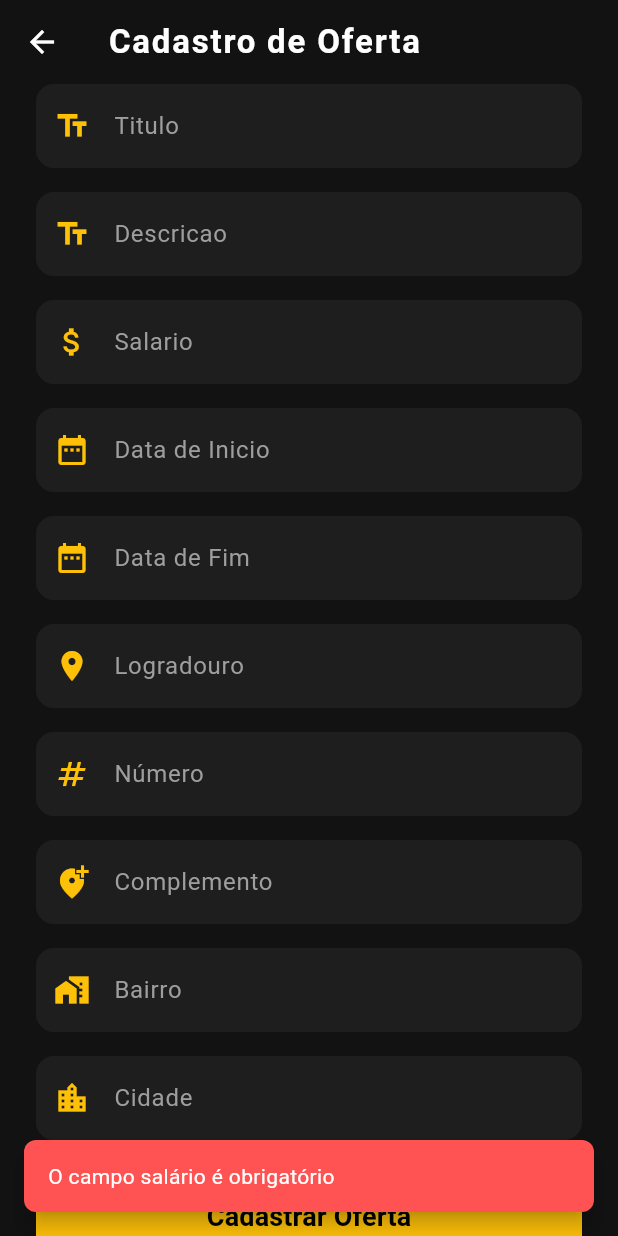
After one commit to G4BR13L-R/WorkMatchApp, a Flutter app: the OfertaContratante screen opened directly, after a tap on "Cadastrar Oferta", on a phone screen of 412 x 824 dp. The commit adds this screen. Run offline on Flutter 3.47's test engine with Material 3 defaults, Android fonts, the phone set to English and light mode, and no system bars; drawn by our look-alikes of flutter_typeahead; our stand-ins replace flutter_dotenv, flutter_secure_storage, mask_text_input_formatter; accounts and stored records are empty; network calls fail.

Commit message:
Criado tela de cadastro de ofertas

```diff
--- /dev/null
+++ b/lib/core/controllers/contratante_oferta_controller.dart
@@ -0,0 +1,90 @@
+import 'package:work_match_app/core/models/oferta_model.dart';
+import 'package:work_match_app/core/services/oferta_service.dart';
+
+class ContratanteOfertaController {
+  final OfertaService ofertaRepository = OfertaService();
+
+  Future<OfertaModel> register(
+    String titulo,
+    String descricao,
+    double salario,
+    String dataInicio,
+    String dataFim,
+    String logradouro,
+    String numero,
+    String complemento,
+    String bairro,
+    int cidadeID,
+  ) {
+    if (titulo.isEmpty) throw Exception("O campo titulo é obrigatório");
+    if (descricao.isEmpty) throw Exception("o campo descrição é obrigatório");
+    if (dataInicio.isEmpty) throw Exception("o campo data de início é obrigatório");
+    if (dataInicio.length < 10) throw Exception("o campo data de início é inválido");
+    if (dataFim.isEmpty) throw Exception("o campo data de fim é obrigatório");
+    if (dataFim.length < 10) throw Exception("o campo data de fim é inválido");
+    if (logradouro.isEmpty) throw Exception("o campo logradouro é obrigatório");
+    if (numero.isEmpty) throw Exception("o campo número é obrigatório");
+    if (bairro.isEmpty) throw Exception("o campo bairro é obrigatório");
+
+    dataInicio = dataInicio.split('/').reversed.join('-');
+    dataFim = dataFim.split('/').reversed.join('-');
+
+    return ofertaRepository.store(
+      titulo,
+      descricao,
+      salario,
+      dataInicio,
+      dataFim,
+      logradouro,
+      numero,
+      complemento,
+      bairro,
+      cidadeID,
+    );
+  }
+
+  Future<bool> update(
+    int id,
+    String titulo,
+    String descricao,
+    double salario,
+    String dataInicio,
+    String dataFim,
+    String logradouro,
+    String numero,
+    String complemento,
+    String bairro,
+    int cidadeID,
+  ) {
+    if (titulo.isEmpty) throw Exception("O campo titulo é obrigatório");
+    if (descricao.isEmpty) throw Exception("o campo descrição é obrigatório");
+    if (dataInicio.isEmpty) throw Exception("o campo data de início é obrigatório");
+    if (dataInicio.length < 10) throw Exception("o campo data de início é inválido");
+    if (dataFim.isEmpty) throw Exception("o campo data de fim é obrigatório");
+    if (dataFim.length < 10) throw Exception("o campo data de fim é inválido");
+    if (logradouro.isEmpty) throw Exception("o campo logradouro é obrigatório");
+    if (numero.isEmpty) throw Exception("o campo número é obrigatório");
+    if (bairro.isEmpty) throw Exception("o campo bairro é obrigatório");
+
+    dataInicio = dataInicio.split('/').reversed.join('-');
+    dataFim = dataFim.split('/').reversed.join('-');
+
+    return ofertaRepository.update(
+      id,
+      titulo,
+      descricao,
+      salario,
+      dataInicio,
+      dataFim,
+      logradouro,
+      numero,
+      complemento,
+      bairro,
+      cidadeID,
+    );
+  }
+
+  Future<bool> destroy(int id) {
+    return ofertaRepository.destroy(id);
+  }
+}
--- /dev/null
+++ b/lib/core/models/oferta_model.dart
@@ -0,0 +1,47 @@
+import 'package:work_match_app/core/models/endereco_model.dart';
+
+class OfertaModel {
+  final int? id;
+  final String titulo;
+  final String descricao;
+  final double salario;
+  final String dataInicio;
+  final String dataFim;
+  final EnderecoModel endereco;
+
+  OfertaModel({
+    this.id,
+    required this.titulo,
+    required this.descricao,
+    required this.salario,
+    required this.dataInicio,
+    required this.dataFim,
+    required this.endereco,
+  });
+
+  factory OfertaModel.fromJson(Map<String, dynamic> json) {
+    return OfertaModel(
+      id: json['id'],
+      titulo: json['titulo'],
+      descricao: json['descricao'],
+      salario: json['salario'],
+      dataInicio: json['data_inicio'],
+      dataFim: json['data_fim'],
+      endereco: EnderecoModel.fromJson(json['endereco']),
+    );
+  }
+
+  Map<String, dynamic> toJson() {
+    Map<String, dynamic> dadosOferta = {
+      'id': id,
+      'titulo': titulo,
+      'descricao': descricao,
+      'salario': salario,
+      'data_inicio': dataInicio,
+      'data_fim': dataFim,
+      'endereco': endereco.toJson(),
+    };
+
+    return dadosOferta;
+  }
+}
--- /dev/null
+++ b/lib/core/services/oferta_service.dart
@@ -0,0 +1,76 @@
+import 'dart:convert';
+import 'package:work_match_app/core/models/oferta_model.dart';
+import 'package:work_match_app/core/services/api_client.dart';
+import 'package:work_match_app/core/utils/throw_exception.dart';
+
+class OfertaService {
+  Future<OfertaModel> store(
+    String titulo,
+    String descricao,
+    double salario,
+    String dataInicio,
+    String dataFim,
+    String logradouro,
+    String numero,
+    String complemento,
+    String bairro,
+    int cidadeID,
+  ) async {
+    final response = await ApiClient.post('/contratante/ofertas', {
+      'titulo': titulo,
+      'descricao': descricao,
+      'salario': salario,
+      'data_inicio': dataInicio,
+      'data_fim': dataFim,
+      'logradouro': logradouro,
+      'numero': numero,
+      'complemento': complemento,
+      'bairro': bairro,
+      'cidade_id': cidadeID,
+    });
+
+    if (response.statusCode != 201) ThrowException.request(response.body);
+
+    final data = jsonDecode(response.body);
+    return OfertaModel.fromJson(data);
+  }
+
+  Future<bool> update(
+    int id,
+    String titulo,
+    String descricao,
+    double salario,
+    String dataInicio,
+    String dataFim,
+    String logradouro,
+    String numero,
+    String complemento,
+    String bairro,
+    int cidadeID,
+  ) async {
+    final response = await ApiClient.put('/contratante/ofertas/$id', {
+      'titulo': titulo,
+      'descricao': descricao,
+      'salario': salario,
+      'data_inicio': dataInicio,
+      'data_fim': dataFim,
+      'logradouro': logradouro,
+      'numero': numero,
+      'complemento': complemento,
+      'bairro': bairro,
+      'cidade_id': cidadeID,
+    });
+
+    if (response.statusCode != 200) return ThrowException.request(response.body);
+
+    return true;
+  }
+
+  Future<bool> destroy(int id) async {
+    final response = await ApiClient.delete('/contratante/ofertas/$id');
+
+    if (response.statusCode != 200) return ThrowException.request(response.body);
+
+    return true;
+  }
+}
--- /dev/null
+++ b/lib/ui/screens/contratante/oferta_contratante.dart
@@ -0,0 +1,189 @@
+import 'package:flutter/material.dart';
+import 'package:mask_text_input_formatter/mask_text_input_formatter.dart';
+import 'package:work_match_app/core/controllers/contratante_oferta_controller.dart';
+import 'package:work_match_app/core/models/cidade_model.dart';
+import 'package:work_match_app/core/theme/app_colors.dart';
+import 'package:work_match_app/core/theme/app_text_styles.dart';
+import 'package:work_match_app/core/utils/snackbar_helper.dart';
+import 'package:work_match_app/ui/widgets/cidade_autocomplete.dart';
+import 'package:work_match_app/ui/widgets/custom_button.dart';
+import 'package:work_match_app/ui/widgets/custom_text_field.dart';
+
+class OfertaContratante extends StatefulWidget {
+  const OfertaContratante({super.key});
+
+  @override
+  State<OfertaContratante> createState() => _OfertaContratanteState();
+}
+
+class _OfertaContratanteState extends State<OfertaContratante> {
+  final TextEditingController _tituloController = TextEditingController();
+  final TextEditingController _descricaoController = TextEditingController();
+  final TextEditingController _salarioController = TextEditingController();
+  final TextEditingController _dataInicioController = TextEditingController();
+  final TextEditingController _dataFimController = TextEditingController();
+  final TextEditingController _logradouroController = TextEditingController();
+  final TextEditingController _numeroController = TextEditingController();
+  final TextEditingController _complementoController = TextEditingController();
+  final TextEditingController _bairroController = TextEditingController();
+
+  final ContratanteOfertaController _contratanteOfertaController = ContratanteOfertaController();
+  bool _isLoading = false;
+  CidadeModel? _cidadeSelecionada;
+
+  @override
+  void dispose() {
+    _tituloController.dispose();
+    _descricaoController.dispose();
+    _salarioController.dispose();
+    _dataInicioController.dispose();
+    _dataFimController.dispose();
+    _logradouroController.dispose();
+    _numeroController.dispose();
+    _complementoController.dispose();
+    _bairroController.dispose();
+    _cidadeSelecionada = null;
+    super.dispose();
+  }
+
+  @override
+  Widget build(BuildContext context) {
+    return Scaffold(
+      backgroundColor: AppColors.background,
+      appBar: AppBar(
+        backgroundColor: AppColors.background,
+        elevation: 0,
+        title: Text("Cadastro de Oferta", style: AppTextStyles.title.copyWith(fontSize: 22)),
+        iconTheme: const IconThemeData(color: AppColors.textLight),
+      ),
+      body: SafeArea(
+        child: Center(
+          child: SingleChildScrollView(
+            padding: const EdgeInsets.symmetric(horizontal: 24),
+            child: Column(
+              crossAxisAlignment: CrossAxisAlignment.center,
+              children: [
+                CustomTextField(hintText: "Titulo", icon: Icons.text_fields, controller: _tituloController),
+                const SizedBox(height: 16),
+
+                CustomTextField(hintText: "Descricao", icon: Icons.text_fields, controller: _descricaoController),
+                const SizedBox(height: 16),
+
+                CustomTextField(
+                  hintText: "Salario",
+                  icon: Icons.attach_money,
+                  controller: _salarioController,
+                  keyboardType: TextInputType.number,
+                ),
+                const SizedBox(height: 16),
+
+                CustomTextField(
+                  hintText: "Data de Inicio",
+                  icon: Icons.date_range,
+                  controller: _dataInicioController,
+                  keyboardType: TextInputType.datetime,
+                  inputFormatters: [
+                    MaskTextInputFormatter(mask: '##/##/####', filter: {"#": RegExp(r'[0-9]')}),
+                  ],
+                ),
+                const SizedBox(height: 16),
+
+                CustomTextField(
+                  hintText: "Data de Fim",
+                  icon: Icons.date_range,
+                  controller: _dataFimController,
+                  keyboardType: TextInputType.datetime,
+                  inputFormatters: [
+                    MaskTextInputFormatter(mask: '##/##/####', filter: {"#": RegExp(r'[0-9]')}),
+                  ],
+                ),
+                const SizedBox(height: 16),
+
+                CustomTextField(hintText: "Logradouro", icon: Icons.location_on, controller: _logradouroController),
+                const SizedBox(height: 16),
+
+                CustomTextField(
+                  hintText: 'Número',
+                  icon: Icons.numbers,
+                  controller: _numeroController,
+                  keyboardType: TextInputType.number,
+                ),
+                const SizedBox(height: 16),
+
+                CustomTextField(
+                  hintText: "Complemento",
+                  icon: Icons.add_location_alt,
+                  controller: _complementoController,
+                ),
+                const SizedBox(height: 16),
+
+                CustomTextField(hintText: "Bairro", icon: Icons.home_work, controller: _bairroController),
+                const SizedBox(height: 16),
+
+                CidadeAutoComplete(
+                  initialValue: _cidadeSelecionada,
+                  onSelected: (cidade) {
+                    setState(() => _cidadeSelecionada = cidade);
+                  },
+                ),
+                const SizedBox(height: 24),
+
+                SizedBox(
+                  width: double.infinity,
+                  child: CustomButton(
+                    text: "Cadastrar Oferta",
+                    onPressed: () => _isLoading ? null : _gravarOfertaContratante(),
+                  ),
+                ),
+              ],
+            ),
+          ),
+        ),
+      ),
+    );
+  }
+
+  Future<void> _gravarOfertaContratante() async {
+    setState(() => _isLoading = true);
+
+    try {
+      final salario = double.tryParse(_salarioController.text);
+      final cidadeId = _cidadeSelecionada?.id;
+
+      if (salario == null) {
+        String error = "O campo salário deve ser um número válido";
+
+        if (_salarioController.text.isEmpty) {
+          error = "O campo salário é obrigatório";
+        }
+
+        throw Exception(error);
+      }
+
+      if (cidadeId == null) throw Exception("O campo cidade é obrigatório");
+
+      await _contratanteOfertaController.register(
+        _tituloController.text,
+        _descricaoController.text,
+        salario,
+        _dataInicioController.text,
+        _dataFimController.text,
+        _logradouroController.text,
+        _numeroController.text,
+        _complementoController.text,
+        _bairroController.text,
+        cidadeId,
+      );
+
+      if (!mounted) return;
+
+      SnackbarHelper.showSuccess(context, "Oferta cadastrada com sucesso!");
+      Navigator.pushNamedAndRemoveUntil(context, '/contratante/home', (Route<dynamic> route) => false);
+    } catch (e) {
+      if (!mounted) return;
+      SnackbarHelper.showError(context, e.toString().replaceFirst('Exception: ', ''));
+    } finally {
+      setState(() => _isLoading = false);
+    }
+  }
+}
```
Also changed, not shown: lib/core/utils/throw_exception.dart (added, +22 -0 lines), lib/ui/screens/contratante/home_contratante.dart (+37 -24 lines).
